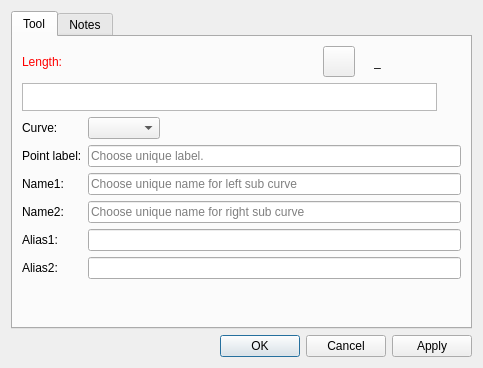
Old version of the form src/libs/vtools/dialogs/tools/dialogcutsplinepath.ui in the repository equinox-patterns/Ostara.
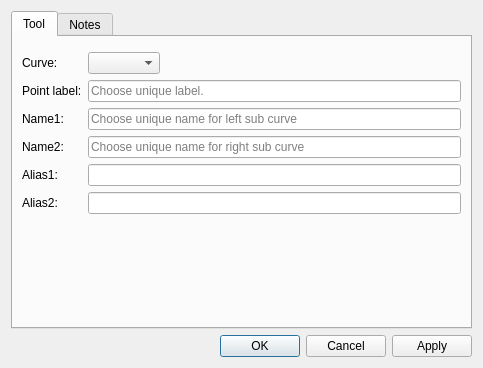
New version of the form. Icons and pictures are not drawn. Custom widgets are drawn as their Qt base class.

Commit message: Étape 0b — FormulaInputWidget : factorisation des champs formule dans 20 dialogues

What changed in the file:
```diff
--- a/src/libs/vtools/dialogs/tools/dialogcutsplinepath.ui
+++ b/src/libs/vtools/dialogs/tools/dialogcutsplinepath.ui
@@ -29,186 +29,7 @@
       </attribute>
       <layout class="QVBoxLayout" name="verticalLayout">
        <item>
-        <layout class="QHBoxLayout" name="horizontalLayout">
-         <item alignment="Qt::AlignmentFlag::AlignLeft">
-          <widget class="QLabel" name="labelEditFormula">
-           <property name="sizePolicy">
-            <sizepolicy hsizetype="Fixed" vsizetype="Preferred">
-             <horstretch>0</horstretch>
-             <verstretch>0</verstretch>
-            </sizepolicy>
-           </property>
-           <property name="palette">
-            <palette>
-             <active>
-              <colorrole role="WindowText">
-               <brush brushstyle="SolidPattern">
-                <color alpha="255">
-                 <red>255</red>
-                 <green>0</green>
-                 <blue>0</blue>
-                </color>
-               </brush>
-              </colorrole>
-             </active>
-             <inactive>
-              <colorrole role="WindowText">
-               <brush brushstyle="SolidPattern">
-                <color alpha="255">
-                 <red>255</red>
-                 <green>0</green>
-                 <blue>0</blue>
-                </color>
-               </brush>
-              </colorrole>
-             </inactive>
-             <disabled>
-              <colorrole role="WindowText">
-               <brush brushstyle="SolidPattern">
-                <color alpha="255">
-                 <red>159</red>
-                 <green>158</green>
-                 <blue>158</blue>
-                </color>
-               </brush>
-              </colorrole>
-             </disabled>
-            </palette>
-           </property>
-           <property name="text">
-            <string>Length:</string>
-           </property>
-          </widget>
-         </item>
-         <item>
-          <spacer name="horizontalSpacer">
-           <property name="orientation">
-            <enum>Qt::Orientation::Horizontal</enum>
-           </property>
-           <property name="sizeHint" stdset="0">
-            <size>
-             <width>40</width>
-             <height>20</height>
-            </size>
-           </property>
-          </spacer>
-         </item>
-         <item alignment="Qt::AlignmentFlag::AlignRight">
-          <widget class="QToolButton" name="toolButtonExprLength">
-           <property name="toolTip">
-            <string>Formula wizard</string>
-           </property>
-           <property name="text">
-            <string notr="true"/>
-           </property>
-           <property name="icon">
-            <iconset resource="../../../vmisc/share/resources/icon.qrc">
-             <normaloff>:/icon/light/24x24/fx.png</normaloff>:/icon/light/24x24/fx.png</iconset>
-           </property>
-           <property name="iconSize">
-            <size>
-             <width>24</width>
-             <height>24</height>
-            </size>
-           </property>
-          </widget>
-         </item>
-         <item alignment="Qt::AlignmentFlag::AlignRight">
-          <widget class="QLabel" name="label_4">
-           <property name="text">
-            <string/>
-           </property>
-           <property name="pixmap">
-            <pixmap resource="../../../vmisc/share/resources/icon.qrc">:/icon/light/24x24/equal.png</pixmap>
-           </property>
-          </widget>
-         </item>
-         <item alignment="Qt::AlignmentFlag::AlignRight">
-          <widget class="QLabel" name="labelResultCalculation">
-           <property name="sizePolicy">
-            <sizepolicy hsizetype="Fixed" vsizetype="Preferred">
-             <horstretch>0</horstretch>
-             <verstretch>0</verstretch>
-            </sizepolicy>
-           </property>
-           <property name="minimumSize">
-            <size>
-             <width>87</width>
-             <height>0</height>
-            </size>
-           </property>
-           <property name="toolTip">
-            <string>Value</string>
-           </property>
-           <property name="whatsThis">
-            <string notr="true"/>
-           </property>
-           <property name="text">
-            <string notr="true">_</string>
-           </property>
-          </widget>
-         </item>
-        </layout>
-       </item>
-       <item>
-        <layout class="QHBoxLayout" name="horizontalLayout_5">
-         <item>
-          <widget class="VPlainTextEdit" name="plainTextEditFormula">
-           <property name="sizePolicy">
-            <sizepolicy hsizetype="Expanding" vsizetype="Preferred">
-             <horstretch>0</horstretch>
-             <verstretch>0</verstretch>
-            </sizepolicy>
-           </property>
-           <property name="maximumSize">
-            <size>
-             <width>16777215</width>
-             <height>28</height>
-            </size>
-           </property>
-           <property name="toolTip">
-            <string>Calculation</string>
-           </property>
-           <property name="tabChangesFocus">
-            <bool>true</bool>
-           </property>
-          </widget>
-         </item>
-         <item>
-          <widget class="QPushButton" name="pushButtonGrowLength">
-           <property name="maximumSize">
-            <size>
-             <width>18</width>
-             <height>18</height>
-            </size>
-           </property>
-           <property name="sizeIncrement">
-            <size>
-             <width>0</width>
-             <height>0</height>
-            </size>
-           </property>
-           <property name="toolTip">
-            <string>&lt;html&gt;&lt;head/&gt;&lt;body&gt;&lt;p&gt;Show full calculation in message box&lt;/p&gt;&lt;/body&gt;&lt;/html&gt;</string>
-           </property>
-           <property name="text">
-            <string notr="true"/>
-           </property>
-           <property name="icon">
-            <iconset theme="go-down"/>
-           </property>
-           <property name="iconSize">
-            <size>
-             <width>16</width>
-             <height>16</height>
-            </size>
-           </property>
-           <property name="flat">
-            <bool>true</bool>
-           </property>
-          </widget>
-         </item>
-        </layout>
+        <widget class="QWidget" name="formulaPlaceholder" native="true"/>
        </item>
        <item>
         <layout class="QFormLayout" name="formLayout">
@@ -351,13 +172,7 @@
    </item>
   </layout>
  </widget>
- <customwidgets>
-  <customwidget>
-   <class>VPlainTextEdit</class>
-   <extends>QPlainTextEdit</extends>
-   <header>../vwidgets/vplaintextedit.h</header>
-  </customwidget>
- </customwidgets>
+ <customwidgets/>
  <tabstops>
   <tabstop>plainTextEditFormula</tabstop>
   <tabstop>pushButtonGrowLength</tabstop>
```
Left out of the diff: 2 changed lines with no effect on the pictures. The commit also changes 59 other files.
